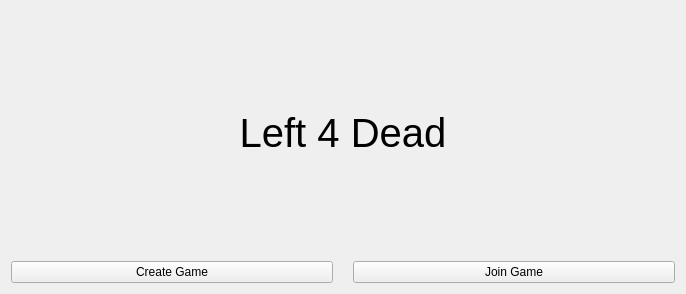
Old version of the form qt/GameOption.ui in the repository BMQuiroga/TP-FINAL-TALLER-1.
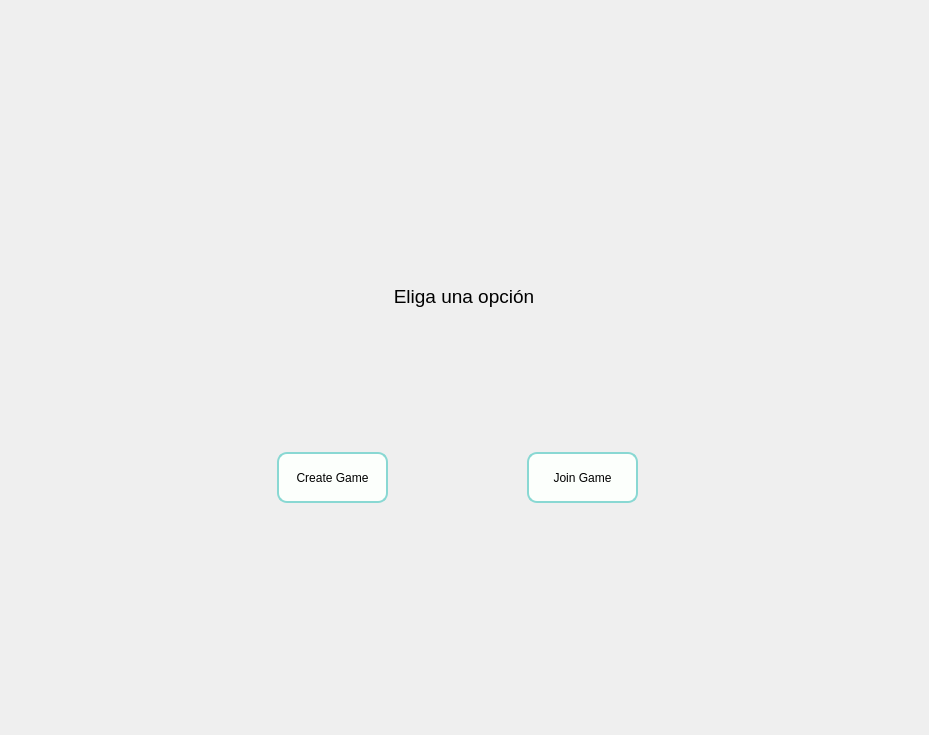
New version of the form. Icons and pictures are not drawn.

```diff
--- a/qt/GameOption.ui
+++ b/qt/GameOption.ui
@@ -6,23 +6,107 @@
    <rect>
     <x>0</x>
     <y>0</y>
-    <width>686</width>
-    <height>294</height>
+    <width>929</width>
+    <height>735</height>
    </rect>
   </property>
   <property name="windowTitle">
    <string>Form</string>
   </property>
-  <layout class="QVBoxLayout" name="verticalLayout">
+  <widget class="QWidget" name="layoutWidget">
+   <property name="geometry">
+    <rect>
+     <x>10</x>
+     <y>10</y>
+     <width>914</width>
+     <height>661</height>
+    </rect>
+   </property>
+   <layout class="QHBoxLayout" name="main_5">
    <item>
-    <widget class="QLabel" name="title">
+     <spacer name="horizontalSpacer_9">
+      <property name="orientation">
+       <enum>Qt::Horizontal</enum>
+      </property>
+      <property name="sizeType">
+       <enum>QSizePolicy::Fixed</enum>
+      </property>
+      <property name="sizeHint" stdset="0">
+       <size>
+        <width>200</width>
+        <height>20</height>
+       </size>
+      </property>
+     </spacer>
+    </item>
+    <item>
+     <widget class="QFrame" name="frame_17">
+      <property name="sizePolicy">
+       <sizepolicy hsizetype="Fixed" vsizetype="Preferred">
+        <horstretch>0</horstretch>
+        <verstretch>0</verstretch>
+       </sizepolicy>
+      </property>
+      <property name="minimumSize">
+       <size>
+        <width>500</width>
+        <height>0</height>
+       </size>
+      </property>
+      <property name="styleSheet">
+       <string notr="true">background-color: rgb(239, 239, 239);</string>
+      </property>
+      <property name="frameShape">
+       <enum>QFrame::NoFrame</enum>
+      </property>
+      <property name="frameShadow">
+       <enum>QFrame::Plain</enum>
+      </property>
+      <widget class="QWidget" name="verticalLayoutWidget_5">
+       <property name="geometry">
+        <rect>
+         <x>0</x>
+         <y>0</y>
+         <width>494</width>
+         <height>562</height>
+        </rect>
+       </property>
+       <layout class="QVBoxLayout" name="verticalLayout_13">
+        <item>
+         <widget class="QFrame" name="title_5">
+          <property name="sizePolicy">
+           <sizepolicy hsizetype="Maximum" vsizetype="Maximum">
+            <horstretch>0</horstretch>
+            <verstretch>0</verstretch>
+           </sizepolicy>
+          </property>
+          <property name="minimumSize">
+           <size>
+            <width>492</width>
+            <height>190</height>
+           </size>
+          </property>
+          <property name="styleSheet">
+           <string notr="true">background-image: url(&quot;:/newPrefix/logo.png&quot;);</string>
+          </property>
+          <property name="frameShape">
+           <enum>QFrame::NoFrame</enum>
+          </property>
+          <property name="frameShadow">
+           <enum>QFrame::Raised</enum>
+          </property>
+          <layout class="QVBoxLayout" name="verticalLayout_14"/>
+         </widget>
+        </item>
+        <item>
+         <widget class="QLabel" name="label_10">
      <property name="font">
       <font>
-       <pointsize>30</pointsize>
+            <pointsize>14</pointsize>
       </font>
      </property>
      <property name="text">
-      <string>Left 4 Dead</string>
+           <string>Eliga una opción</string>
      </property>
      <property name="alignment">
       <set>Qt::AlignCenter</set>
@@ -30,28 +114,134 @@
     </widget>
    </item>
    <item>
-    <layout class="QHBoxLayout" name="horizontalLayout">
-     <property name="spacing">
-      <number>20</number>
+         <layout class="QVBoxLayout" name="verticalLayout_15">
+          <item>
+           <layout class="QHBoxLayout" name="horizontalLayout_9">
+            <property name="sizeConstraint">
+             <enum>QLayout::SetMaximumSize</enum>
      </property>
      <item>
+             <widget class="QFrame" name="frame_18">
+              <property name="maximumSize">
+               <size>
+                <width>300</width>
+                <height>16777215</height>
+               </size>
+              </property>
+              <property name="frameShape">
+               <enum>QFrame::NoFrame</enum>
+              </property>
+              <property name="frameShadow">
+               <enum>QFrame::Plain</enum>
+              </property>
+              <property name="lineWidth">
+               <number>0</number>
+              </property>
       <widget class="QPushButton" name="createGameButton">
+               <property name="geometry">
+                <rect>
+                 <x>60</x>
+                 <y>60</y>
+                 <width>111</width>
+                 <height>51</height>
+                </rect>
+               </property>
+               <property name="styleSheet">
+                <string notr="true">QPushButton {
+background-color: #fcfffc;
+background-image: linear-gradient(315deg, #89d8d3 0%, #03c8a8 74%);
+border: 2px solid #89d8d3;
+border-radius: 10px;
+}
+QPushButton:hover:checked {
+  background-color: #89d8d3;
+  
+}
+QPushButton:pressed {
+  background-color: #89d8d3;
+  
+}</string>
+               </property>
        <property name="text">
         <string>Create Game</string>
        </property>
       </widget>
+             </widget>
      </item>
      <item>
+             <widget class="QFrame" name="frame_19">
+              <property name="maximumSize">
+               <size>
+                <width>300</width>
+                <height>16777215</height>
+               </size>
+              </property>
+              <property name="frameShape">
+               <enum>QFrame::NoFrame</enum>
+              </property>
+              <property name="frameShadow">
+               <enum>QFrame::Raised</enum>
+              </property>
       <widget class="QPushButton" name="joinGameButton">
+               <property name="geometry">
+                <rect>
+                 <x>60</x>
+                 <y>60</y>
+                 <width>111</width>
+                 <height>51</height>
+                </rect>
+               </property>
+               <property name="styleSheet">
+                <string notr="true">QPushButton {
+background-color: #fcfffc;
+background-image: linear-gradient(315deg, #89d8d3 0%, #03c8a8 74%);
+border: 2px solid #89d8d3;
+border-radius: 10px;
+}
+QPushButton:hover:checked {
+  background-color: #89d8d3;
+  
+}
+QPushButton:pressed {
+  background-color: #89d8d3;
+  
+}</string>
+               </property>
        <property name="text">
         <string>Join Game</string>
        </property>
       </widget>
+             </widget>
      </item>
     </layout>
    </item>
   </layout>
- </widget>
- <resources/>
+        </item>
+       </layout>
+      </widget>
+     </widget>
+    </item>
+    <item>
+     <spacer name="horizontalSpacer_10">
+      <property name="orientation">
+       <enum>Qt::Horizontal</enum>
+      </property>
+      <property name="sizeType">
+       <enum>QSizePolicy::Fixed</enum>
+      </property>
+      <property name="sizeHint" stdset="0">
+       <size>
+        <width>200</width>
+        <height>13</height>
+       </size>
+      </property>
+     </spacer>
+    </item>
+   </layout>
+  </widget>
+ </widget>
+ <resources>
+  <include location="../ui/logo.qrc"/>
+ </resources>
  <connections/>
 </ui>
```
Lines whose indentation alone changed are shown as unchanged.
